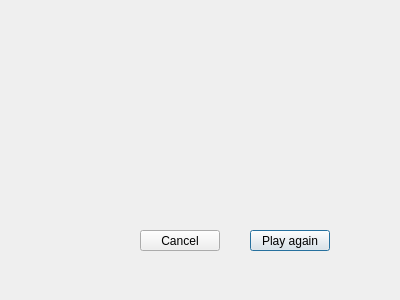
Above: src/gui/fast_game_over_dialog.ui from dwarfovich/Bomberman before the change. Below: the same form after it.
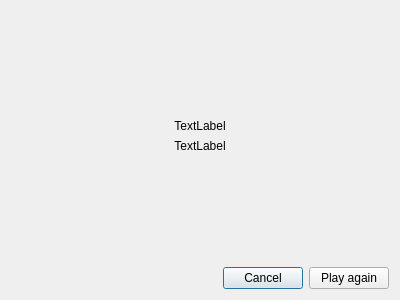
That is the form after the change.

Patch:
```diff
--- a/src/gui/fast_game_over_dialog.ui
+++ b/src/gui/fast_game_over_dialog.ui
@@ -13,32 +13,85 @@
   <property name="windowTitle">
    <string>Dialog</string>
   </property>
-  <widget class="QPushButton" name="onceMoreGameButton">
-   <property name="geometry">
-    <rect>
-     <x>250</x>
-     <y>230</y>
-     <width>80</width>
-     <height>21</height>
-    </rect>
-   </property>
-   <property name="text">
-    <string>Play again</string>
-   </property>
-  </widget>
-  <widget class="QPushButton" name="cancelButton">
-   <property name="geometry">
-    <rect>
-     <x>140</x>
-     <y>230</y>
-     <width>80</width>
-     <height>21</height>
-    </rect>
-   </property>
-   <property name="text">
-    <string>Cancel</string>
-   </property>
-  </widget>
+  <layout class="QVBoxLayout" name="verticalLayout">
+   <item>
+    <spacer name="verticalSpacer">
+     <property name="orientation">
+      <enum>Qt::Vertical</enum>
+     </property>
+     <property name="sizeHint" stdset="0">
+      <size>
+       <width>20</width>
+       <height>81</height>
+      </size>
+     </property>
+    </spacer>
+   </item>
+   <item>
+    <widget class="QLabel" name="gameResultLabel">
+     <property name="text">
+      <string>TextLabel</string>
+     </property>
+     <property name="alignment">
+      <set>Qt::AlignCenter</set>
+     </property>
+    </widget>
+   </item>
+   <item>
+    <widget class="QLabel" name="botsKilledLabel">
+     <property name="text">
+      <string>TextLabel</string>
+     </property>
+     <property name="alignment">
+      <set>Qt::AlignCenter</set>
+     </property>
+    </widget>
+   </item>
+   <item>
+    <spacer name="verticalSpacer_2">
+     <property name="orientation">
+      <enum>Qt::Vertical</enum>
+     </property>
+     <property name="sizeHint" stdset="0">
+      <size>
+       <width>20</width>
+       <height>81</height>
+      </size>
+     </property>
+    </spacer>
+   </item>
+   <item>
+    <layout class="QHBoxLayout" name="horizontalLayout">
+     <item>
+      <spacer name="horizontalSpacer">
+       <property name="orientation">
+        <enum>Qt::Horizontal</enum>
+       </property>
+       <property name="sizeHint" stdset="0">
+        <size>
+         <width>40</width>
+         <height>20</height>
+        </size>
+       </property>
+      </spacer>
+     </item>
+     <item>
+      <widget class="QPushButton" name="cancelButton">
+       <property name="text">
+        <string>Cancel</string>
+       </property>
+      </widget>
+     </item>
+     <item>
+      <widget class="QPushButton" name="onceMoreGameButton">
+       <property name="text">
+        <string>Play again</string>
+       </property>
+      </widget>
+     </item>
+    </layout>
+   </item>
+  </layout>
  </widget>
  <resources/>
  <connections/>
```
